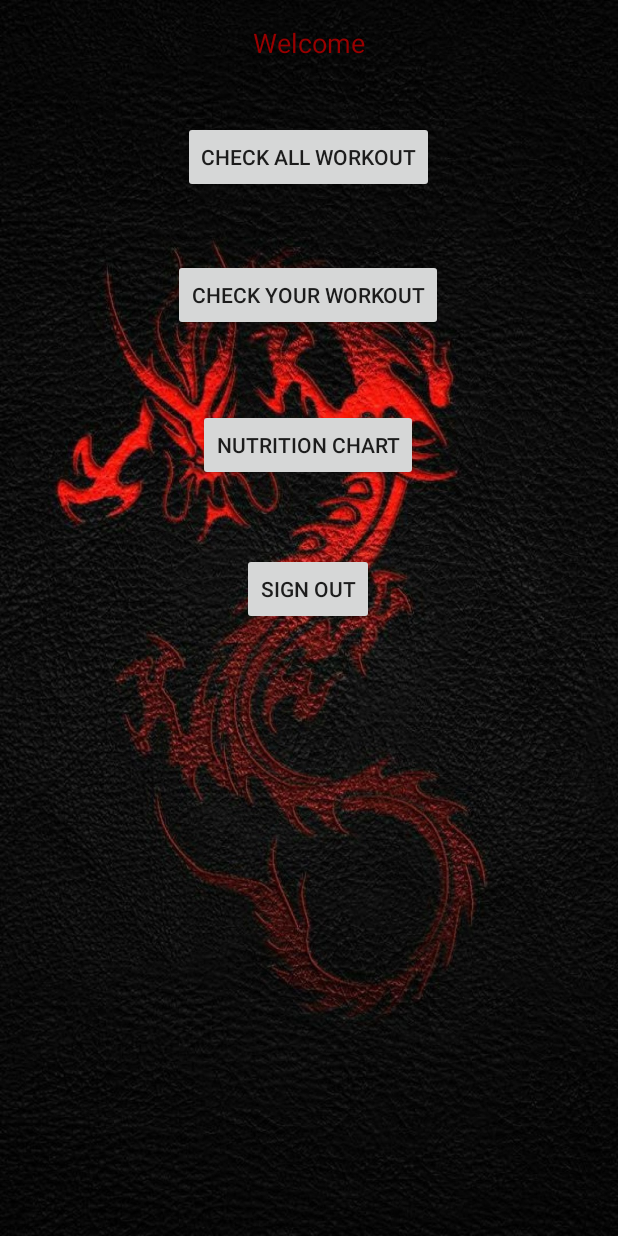
After one commit to Draker007/FitnessFreaks, an Android app: the layout activity_main.xml on its own in the app's theme, with its tools: preview values and no code run, on a phone screen of 412 x 824 dp. The commit adds this screen. Run offline under Robolectric (Android 15) with nearby library versions, the phone set to English and light mode, and no system bars; Roboto replaces fonts that are not available here.

```diff
--- /dev/null
+++ b/app/src/main/res/layout/activity_main.xml
@@ -0,0 +1,65 @@
+<?xml version="1.0" encoding="utf-8"?>
+<android.support.constraint.ConstraintLayout xmlns:android="http://schemas.android.com/apk/res/android"
+    xmlns:app="http://schemas.android.com/apk/res-auto"
+    xmlns:tools="http://schemas.android.com/tools"
+    android:layout_width="match_parent"
+    android:layout_height="match_parent"
+    android:background="@drawable/main"
+    tools:context=".Activities.MainActivity">
+
+    <Button
+        android:id="@+id/button"
+        android:layout_width="wrap_content"
+        android:layout_height="wrap_content"
+        android:layout_marginTop="40dp"
+        android:text="Check all Workout"
+        app:layout_constraintEnd_toEndOf="parent"
+        app:layout_constraintHorizontal_bias="0.498"
+        app:layout_constraintStart_toStartOf="parent"
+        app:layout_constraintTop_toBottomOf="@+id/textView14" />
+
+    <Button
+        android:id="@+id/button2"
+        android:layout_width="wrap_content"
+        android:layout_height="wrap_content"
+        android:layout_marginTop="44dp"
+        android:text="Check Your Workout"
+        app:layout_constraintEnd_toEndOf="parent"
+        app:layout_constraintHorizontal_bias="0.498"
+        app:layout_constraintStart_toStartOf="parent"
+        app:layout_constraintTop_toBottomOf="@+id/button" />
+
+    <Button
+        android:id="@+id/button3"
+        android:layout_width="wrap_content"
+        android:layout_height="wrap_content"
+        android:layout_marginTop="52dp"
+        android:text="Nutrition chart"
+        app:layout_constraintEnd_toEndOf="parent"
+        app:layout_constraintHorizontal_bias="0.498"
+        app:layout_constraintStart_toStartOf="parent"
+        app:layout_constraintTop_toBottomOf="@+id/button2" />
+
+    <TextView
+        android:id="@+id/textView14"
+        android:layout_width="wrap_content"
+        android:layout_height="wrap_content"
+        android:layout_marginTop="16dp"
+        android:text="Welcome"
+        android:textColor="#990000"
+        android:textSize="18sp"
+        app:layout_constraintEnd_toEndOf="parent"
+        app:layout_constraintStart_toStartOf="parent"
+        app:layout_constraintTop_toTopOf="parent" />
+
+    <Button
+        android:id="@+id/signOut"
+        android:layout_width="wrap_content"
+        android:layout_height="wrap_content"
+        android:layout_marginTop="48dp"
+        android:text="Sign Out"
+        app:layout_constraintEnd_toEndOf="parent"
+        app:layout_constraintHorizontal_bias="0.498"
+        app:layout_constraintStart_toStartOf="parent"
+        app:layout_constraintTop_toBottomOf="@+id/button3" />
+</android.support.constraint.ConstraintLayout>
```
Also changed, not shown: app/src/main/AndroidManifest.xml (+19 -15 lines), app/src/main/java/com/example/fitnessfreaks/Activities/LoginActivity.java (+32 -2 lines), app/src/main/java/com/example/fitnessfreaks/Activities/MainActivity.java (added, +45 -0 lines), app/src/main/res/drawable/main.jpg (added).
